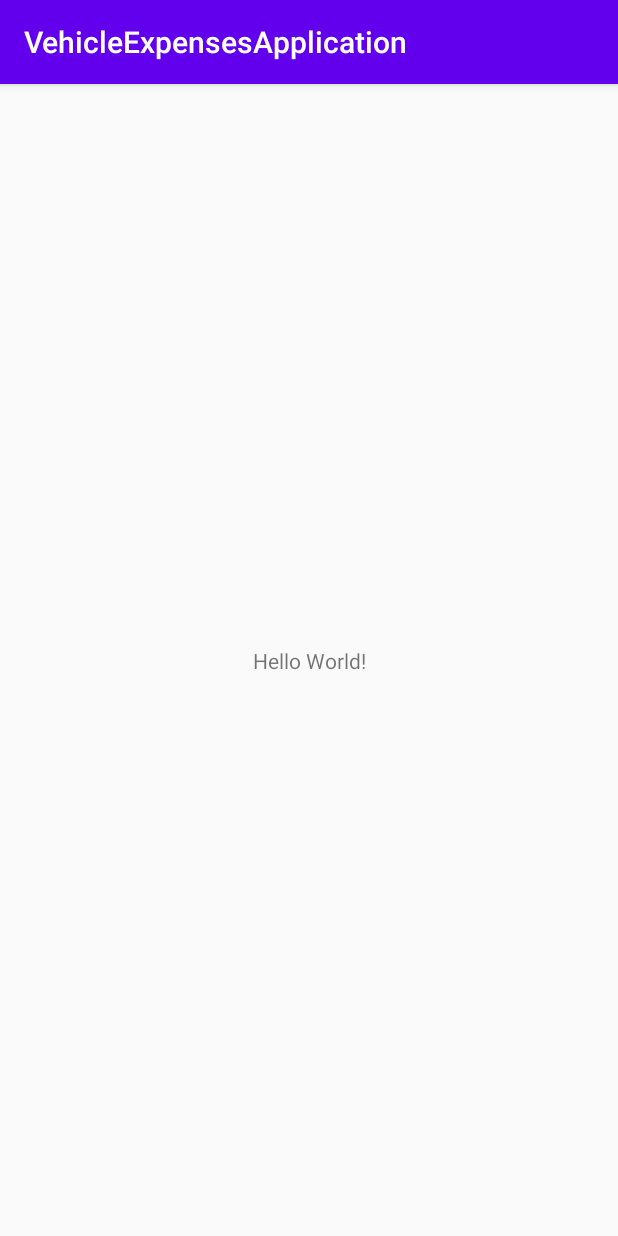
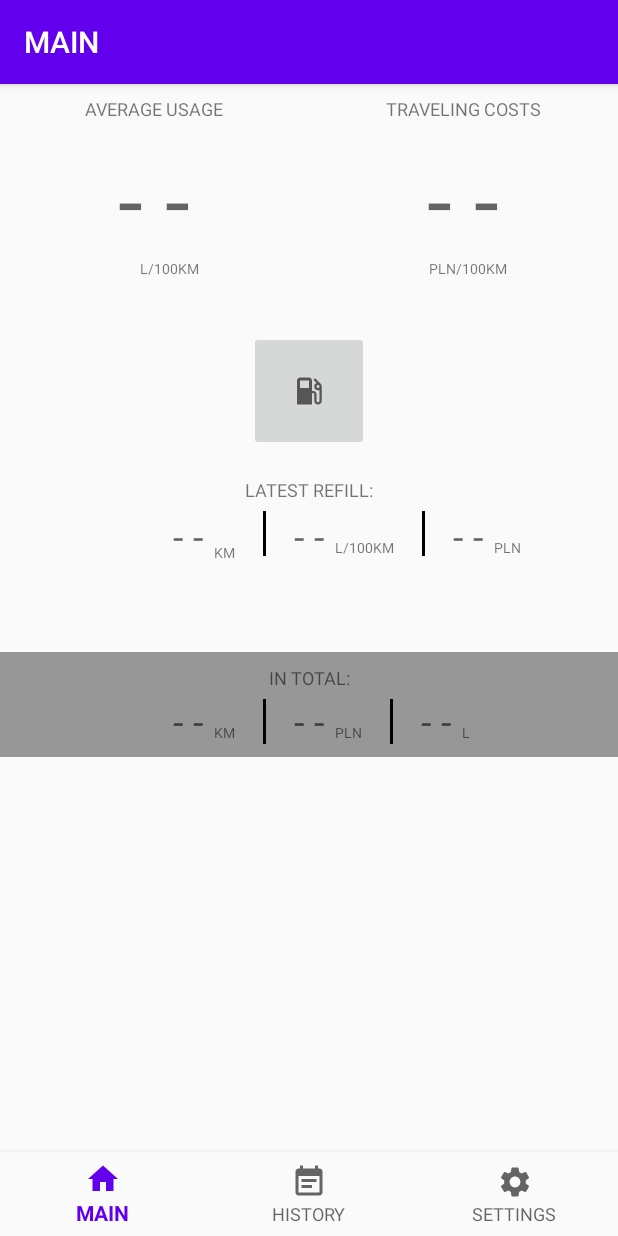
Before and after one commit to Opelpe/VehicleExpensesApplication, an Android app: the screen it shows after launch (MainActivity before the commit, MyMainActivity after it), on a phone screen of 412 x 824 dp. Run offline under Robolectric (Android 15) with nearby library versions, the phone set to English and light mode, and no system bars; our stand-ins replace navigation-ui.

Commit message:
Added Main Fragment View

```diff
--- a/app/src/main/java/com/pepe/vehicleexpensesapplication/ui/feautures/activity/MyMainActivity.java
+++ b/app/src/main/java/com/pepe/vehicleexpensesapplication/ui/feautures/activity/MyMainActivity.java
@@ -34,5 +34,14 @@ public class MyMainActivity extends AppCompatActivity {
 
         setContentView(binding.getRoot());
 
+        BottomNavigationView navView = findViewById(R.id.nav_view);
+
+        AppBarConfiguration appBarConfiguration = new AppBarConfiguration.Builder(
+                R.id.navigation_main, R.id.navigation_history, R.id.navigation_settings).build();
+
+        NavController navController = Navigation.findNavController(this, R.id.nav_host_fragment_activity_main);
+        NavigationUI.setupActionBarWithNavController(this, navController, appBarConfiguration);
+        NavigationUI.setupWithNavController(binding.navView, navController);
+
     }
 }
--- /dev/null
+++ b/app/src/main/java/com/pepe/vehicleexpensesapplication/ui/main/MainFragment.java
@@ -0,0 +1,43 @@
+package com.pepe.vehicleexpensesapplication.ui.main;
+
+import android.os.Bundle;
+import android.view.LayoutInflater;
+import android.view.View;
+import android.view.ViewGroup;
+
+import androidx.annotation.NonNull;
+import androidx.fragment.app.Fragment;
+import androidx.lifecycle.ViewModelProvider;
+
+import com.pepe.vehicleexpensesapplication.databinding.FragmentMainBinding;
+
+
+
+
+public class MainFragment extends Fragment implements MainFragmentContract.View{
+
+    private FragmentMainBinding binding;
+
+    private MainFragmentContract.Presenter presenter;
+
+    public static MainFragment newInstance() {
+        return new MainFragment();
+    }
+
+    public View onCreateView(@NonNull LayoutInflater inflater,
+                             ViewGroup container, Bundle savedInstanceState) {
+        presenter = new MainFragmentPresenter(this);
+
+        binding = FragmentMainBinding.inflate(inflater, container, false);
+        View root = binding.getRoot();
+
+        return root;
+    }
+
+    @Override
+    public void onDestroyView() {
+        super.onDestroyView();
+        binding = null;
+    }
+
+}
--- /dev/null
+++ b/app/src/main/java/com/pepe/vehicleexpensesapplication/ui/main/MainFragmentContract.java
@@ -0,0 +1,11 @@
+package com.pepe.vehicleexpensesapplication.ui.main;
+
+public interface MainFragmentContract {
+    interface View{
+
+    }
+
+    interface Presenter{
+
+    }
+}
--- /dev/null
+++ b/app/src/main/java/com/pepe/vehicleexpensesapplication/ui/main/MainFragmentPresenter.java
@@ -0,0 +1,10 @@
+package com.pepe.vehicleexpensesapplication.ui.main;
+
+public class MainFragmentPresenter implements MainFragmentContract.Presenter {
+
+    private MainFragmentContract.View view;
+
+    public MainFragmentPresenter(MainFragmentContract.View view) {
+        this.view = view;
+    }
+}
--- a/app/src/main/res/layout/activity_my_main.xml
+++ b/app/src/main/res/layout/activity_my_main.xml
@@ -5,6 +5,18 @@
     android:layout_width="match_parent"
     android:layout_height="match_parent"
     tools:context=".ui.feautures.activity.MyMainActivity">
+
+    <fragment
+        android:id="@+id/nav_host_fragment_activity_main"
+        android:name="androidx.navigation.fragment.NavHostFragment"
+        android:layout_width="match_parent"
+        android:layout_height="0dp"
+        app:defaultNavHost="true"
+        app:layout_constraintBottom_toTopOf="@id/nav_view"
+        app:layout_constraintLeft_toLeftOf="parent"
+        app:layout_constraintRight_toRightOf="parent"
+        app:layout_constraintTop_toTopOf="parent"
+        app:navGraph="@navigation/mobile_navigation" />
 
     <com.google.android.material.bottomnavigation.BottomNavigationView
         android:id="@+id/nav_view"
--- /dev/null
+++ b/app/src/main/res/layout/fragment_main.xml
@@ -0,0 +1,305 @@
+<?xml version="1.0" encoding="utf-8"?>
+<androidx.constraintlayout.widget.ConstraintLayout xmlns:android="http://schemas.android.com/apk/res/android"
+    android:layout_width="match_parent"
+    android:layout_height="match_parent"
+    xmlns:tools="http://schemas.android.com/tools"
+    xmlns:app="http://schemas.android.com/apk/res-auto"
+    tools:context=".ui.feautures.main.MainFragment">
+
+    <TextView
+
+        android:id="@+id/averageUsageText"
+        android:layout_width="0dp"
+        android:layout_height="wrap_content"
+        android:padding="8dp"
+        android:text="@string/average_usage_caps"
+        android:textAlignment="center"
+        android:textSize="@dimen/text_normal"
+        app:layout_constraintEnd_toStartOf="@id/travelingCostsText"
+        app:layout_constraintStart_toStartOf="parent"
+        app:layout_constraintTop_toTopOf="parent" />
+
+    <TextView
+        android:id="@+id/averageUsageView"
+        android:layout_width="wrap_content"
+        android:layout_height="wrap_content"
+        android:hint="- -"
+        android:paddingStart="5dp"
+        android:paddingTop="3dp"
+        android:paddingEnd="5dp"
+        android:textSize="@dimen/text_xl"
+        app:layout_constraintEnd_toEndOf="@id/averageUsageText"
+        app:layout_constraintStart_toStartOf="@id/averageUsageText"
+        app:layout_constraintTop_toBottomOf="@id/averageUsageText" />
+
+    <TextView
+        android:id="@+id/littersUnitsText"
+        android:layout_width="wrap_content"
+        android:layout_height="wrap_content"
+        android:text="@string/average_usage_units"
+        android:textSize="@dimen/text_small"
+        app:layout_constraintEnd_toEndOf="@id/averageUsageView"
+        app:layout_constraintTop_toBottomOf="@id/averageUsageView"
+        tools:ignore="SmallSp" />
+
+    <TextView
+        android:id="@+id/travelingCostsText"
+        android:layout_width="0dp"
+        android:layout_height="wrap_content"
+        android:padding="8dp"
+        android:text="@string/traveling_costs_caps"
+        android:textAlignment="center"
+        android:textSize="@dimen/text_normal"
+        app:layout_constraintEnd_toEndOf="parent"
+        app:layout_constraintStart_toEndOf="@id/averageUsageText"
+        app:layout_constraintTop_toTopOf="parent" />
+
+    <TextView
+        android:id="@+id/travelingCostsView"
+        android:layout_width="wrap_content"
+        android:layout_height="wrap_content"
+        android:hint="- -"
+        android:paddingStart="5dp"
+        android:paddingTop="3dp"
+        android:paddingEnd="5dp"
+        android:textSize="@dimen/text_xl"
+        app:layout_constraintEnd_toEndOf="@id/travelingCostsText"
+        app:layout_constraintStart_toStartOf="@id/travelingCostsText"
+        app:layout_constraintTop_toBottomOf="@id/travelingCostsText" />
+
+    <TextView
+        android:id="@+id/mileagePriceUnitsText"
+        android:layout_width="wrap_content"
+        android:layout_height="wrap_content"
+        android:text="@string/traveling_costs_units"
+        android:textSize="@dimen/text_small"
+        app:layout_constraintEnd_toEndOf="@id/travelingCostsView"
+        app:layout_constraintTop_toBottomOf="@id/travelingCostsView" />
+
+
+    <ImageButton
+        android:id="@+id/refillButton"
+        android:layout_width="80dp"
+        android:layout_height="80dp"
+        android:layout_marginTop="35dp"
+        style="@style/green_round_button"
+        android:padding="10dp"
+        android:src="@drawable/ic_baseline_local_gas_station_24"
+        app:layout_constraintEnd_toEndOf="parent"
+        app:layout_constraintStart_toStartOf="parent"
+        app:layout_constraintTop_toBottomOf="@id/mileagePriceUnitsText"
+
+        />
+
+    <TextView
+        android:id="@+id/lastRefuelText"
+        android:layout_width="wrap_content"
+        android:layout_height="wrap_content"
+        android:layout_marginTop="15dp"
+        android:padding="2dp"
+        android:text="@string/latest_refill_caps"
+        android:textSize="@dimen/text_normal"
+        app:layout_constraintEnd_toEndOf="parent"
+        app:layout_constraintStart_toStartOf="parent"
+        app:layout_constraintTop_toBottomOf="@id/refillButton" />
+
+
+    <TextView
+        android:id="@+id/littersUsageUnitsText"
+        android:layout_width="wrap_content"
+        android:layout_height="wrap_content"
+        android:padding="3dp"
+        android:text="@string/latest_usage_units"
+        android:textAlignment="inherit"
+        android:textSize="@dimen/text_small"
+        app:layout_constraintBottom_toBottomOf="@id/littersUsageView"
+        app:layout_constraintStart_toEndOf="@id/littersUsageView" />
+
+    <TextView
+        android:id="@+id/littersUsageView"
+        android:layout_width="wrap_content"
+        android:layout_height="wrap_content"
+        android:hint="- -"
+        android:paddingStart="@dimen/big_text_pad"
+        android:paddingTop="@dimen/big_text_pad"
+        android:paddingEnd="@dimen/big_text_pad"
+        android:textSize="@dimen/text_big"
+        app:layout_constraintEnd_toEndOf="parent"
+        app:layout_constraintStart_toStartOf="parent"
+        app:layout_constraintTop_toBottomOf="@id/lastRefuelText" />
+
+    <View
+        android:id="@+id/dividerUsagePriceLeft"
+        android:layout_width="2dp"
+        android:layout_height="30dp"
+        android:layout_marginEnd="15dp"
+        android:background="@color/black"
+        android:padding="3dp"
+        app:layout_constraintBottom_toBottomOf="@id/littersUsageView"
+        app:layout_constraintEnd_toStartOf="@id/littersUsageView"
+        app:layout_constraintTop_toBottomOf="@id/lastRefuelText" />
+
+    <TextView
+        android:id="@+id/priceUnitsText"
+        android:layout_width="wrap_content"
+        android:layout_height="wrap_content"
+        android:padding="3dp"
+        android:text="@string/latest_price_units"
+        android:textSize="@dimen/text_small"
+        app:layout_constraintBottom_toBottomOf="@id/priceUsageView"
+        app:layout_constraintStart_toEndOf="@id/priceUsageView" />
+
+    <TextView
+        android:id="@+id/priceUsageView"
+        android:layout_width="wrap_content"
+        android:layout_height="wrap_content"
+        android:layout_marginStart="15dp"
+        android:hint="- -"
+        android:paddingStart="@dimen/big_text_pad"
+        android:paddingTop="@dimen/big_text_pad"
+        android:paddingEnd="@dimen/big_text_pad"
+        android:textSize="@dimen/text_big"
+        app:layout_constraintStart_toEndOf="@id/dividerUsagePriceRight"
+        app:layout_constraintTop_toBottomOf="@id/lastRefuelText" />
+
+    <View
+        android:id="@+id/dividerUsagePriceRight"
+        android:layout_width="2dp"
+        android:layout_height="30dp"
+        android:layout_marginStart="15dp"
+        android:background="@color/black"
+        android:padding="3dp"
+        app:layout_constraintBottom_toBottomOf="@id/littersUsageView"
+        app:layout_constraintStart_toEndOf="@id/littersUsageUnitsText"
+        app:layout_constraintTop_toBottomOf="@id/lastRefuelText" />
+
+    <TextView
+        android:id="@+id/mileageUsageUnitsText"
+        android:layout_width="wrap_content"
+        android:layout_height="wrap_content"
+        android:layout_marginEnd="15dp"
+        android:padding="3dp"
+        android:text="@string/latest_mileage_units"
+        android:textSize="@dimen/text_small"
+        app:layout_constraintBottom_toBottomOf="@id/mileageUsageView"
+        app:layout_constraintEnd_toStartOf="@id/dividerUsagePriceLeft" />
+
+    <TextView
+        android:id="@+id/mileageUsageView"
+        android:layout_width="wrap_content"
+        android:layout_height="wrap_content"
+        android:hint="- -"
+        android:padding="3dp"
+        android:textSize="@dimen/text_big"
+        app:layout_constraintEnd_toStartOf="@id/mileageUsageUnitsText"
+        app:layout_constraintTop_toBottomOf="@id/lastRefuelText" />
+
+    <View
+        android:id="@+id/backgroundView"
+        android:layout_width="match_parent"
+        android:layout_height="70dp"
+        android:layout_marginTop="60dp"
+        android:background="@color/grey"
+        app:layout_constraintEnd_toEndOf="parent"
+        app:layout_constraintStart_toStartOf="parent"
+        app:layout_constraintTop_toBottomOf="@id/littersUsageView" />
+
+    <TextView
+        android:id="@+id/inTotalText"
+        android:layout_width="wrap_content"
+        android:layout_height="wrap_content"
+        android:layout_marginTop="5dp"
+        android:padding="3dp"
+        android:text="@string/in_total_caps"
+        android:textSize="@dimen/text_normal"
+        app:layout_constraintEnd_toEndOf="parent"
+        app:layout_constraintStart_toStartOf="parent"
+        app:layout_constraintTop_toTopOf="@id/backgroundView" />
+
+    <TextView
+        android:id="@+id/totalPriceView"
+        android:layout_width="wrap_content"
+        android:layout_height="wrap_content"
+        android:hint="- -"
+        android:paddingStart="@dimen/big_text_pad"
+        android:paddingEnd="@dimen/big_text_pad"
+        android:textSize="@dimen/text_big"
+        app:layout_constraintEnd_toEndOf="parent"
+        app:layout_constraintStart_toStartOf="parent"
+        app:layout_constraintTop_toBottomOf="@id/inTotalText" />
+
+    <TextView
+        android:id="@+id/totalPriceUnitsText"
+        android:layout_width="wrap_content"
+        android:layout_height="wrap_content"
+        android:padding="@dimen/small_text_pad"
+        android:text="PLN"
+        android:textSize="@dimen/text_small"
+        app:layout_constraintBottom_toBottomOf="@id/totalPriceView"
+        app:layout_constraintStart_toEndOf="@id/totalPriceView" />
+
+    <View
+        android:id="@+id/dividerTotalPriceRight"
+        android:layout_width="2dp"
+        android:layout_height="30dp"
+        android:layout_marginStart="15dp"
+        android:background="@color/black"
+        app:layout_constraintBottom_toBottomOf="@id/totalPriceView"
+        app:layout_constraintStart_toEndOf="@id/totalPriceUnitsText"
+        app:layout_constraintTop_toBottomOf="@id/inTotalText" />
+
+    <TextView
+        android:id="@+id/totalLittersView"
+        android:layout_width="wrap_content"
+        android:layout_height="wrap_content"
+        android:layout_marginStart="15dp"
+        android:hint="- -"
+        android:paddingStart="@dimen/big_text_pad"
+        android:paddingEnd="@dimen/big_text_pad"
+        android:textSize="@dimen/text_big"
+        app:layout_constraintStart_toEndOf="@id/dividerTotalPriceRight"
+        app:layout_constraintTop_toBottomOf="@id/inTotalText" />
+
+    <TextView
+        android:id="@+id/totalLittersUnitsText"
+        android:layout_width="wrap_content"
+        android:layout_height="wrap_content"
+        android:padding="@dimen/small_text_pad"
+        android:text="L"
+        android:textSize="@dimen/text_small"
+        app:layout_constraintBottom_toBottomOf="@id/totalLittersView"
+        app:layout_constraintStart_toEndOf="@id/totalLittersView" />
+
+    <View
+        android:id="@+id/dividerTotalPriceLeft"
+        android:layout_width="2dp"
+        android:layout_height="30dp"
+        android:layout_marginEnd="15dp"
+        android:background="@color/black"
+        app:layout_constraintBottom_toBottomOf="@id/totalPriceView"
+        app:layout_constraintEnd_toStartOf="@id/totalPriceView"
+        app:layout_constraintTop_toBottomOf="@id/inTotalText" />
+
+    <TextView
+        android:id="@+id/totalMileageView"
+        android:layout_width="wrap_content"
+        android:layout_height="wrap_content"
+        android:hint="- -"
+        android:paddingStart="@dimen/big_text_pad"
+        android:paddingEnd="@dimen/big_text_pad"
+        android:textSize="@dimen/text_big"
+        app:layout_constraintEnd_toStartOf="@id/totalMileageUnitsText"
+        app:layout_constraintTop_toBottomOf="@id/inTotalText" />
+
+    <TextView
+        android:id="@+id/totalMileageUnitsText"
+        android:layout_width="wrap_content"
+        android:layout_height="wrap_content"
+        android:layout_marginEnd="15dp"
+        android:padding="@dimen/small_text_pad"
+        android:text="KM"
+        android:textSize="@dimen/text_small"
+        app:layout_constraintBottom_toBottomOf="@id/totalMileageView"
+        app:layout_constraintEnd_toStartOf="@id/dividerTotalPriceLeft" />
+
+</androidx.constraintlayout.widget.ConstraintLayout>
--- /dev/null
+++ b/app/src/main/res/navigation/mobile_navigation.xml
@@ -0,0 +1,17 @@
+<?xml version="1.0" encoding="utf-8"?>
+<navigation xmlns:android="http://schemas.android.com/apk/res/android"
+    xmlns:app="http://schemas.android.com/apk/res-auto"
+    xmlns:tools="http://schemas.android.com/tools"
+    android:id="@+id/mobile_navigation"
+    app:startDestination="@id/navigation_main">
+
+
+    <fragment
+        android:id="@+id/navigation_main"
+        android:name="com.pepe.vehicleexpensesapplication.ui.main.MainFragment"
+        android:label="@string/main_title"
+        tools:layout="@layout/fragment_main"
+        />
+
+
+</navigation>
--- /dev/null
+++ b/app/src/main/res/values/dimens.xml
@@ -0,0 +1,11 @@
+<resources>
+    <!-- Default screen margins, per the Android Design guidelines. -->
+    <dimen name="activity_horizontal_margin">16dp</dimen>
+    <dimen name="activity_vertical_margin">16dp</dimen>
+    <dimen name="text_xl">60sp</dimen>
+    <dimen name="text_small">9sp</dimen>
+    <dimen name="text_normal">12sp</dimen>
+    <dimen name="text_big">25sp</dimen>
+    <dimen name="big_text_pad">3dp</dimen>
+    <dimen name="small_text_pad">3dp</dimen>
+</resources>
```
Also changed, not shown: app/src/main/AndroidManifest.xml (+4 -3 lines), 1 other file.
